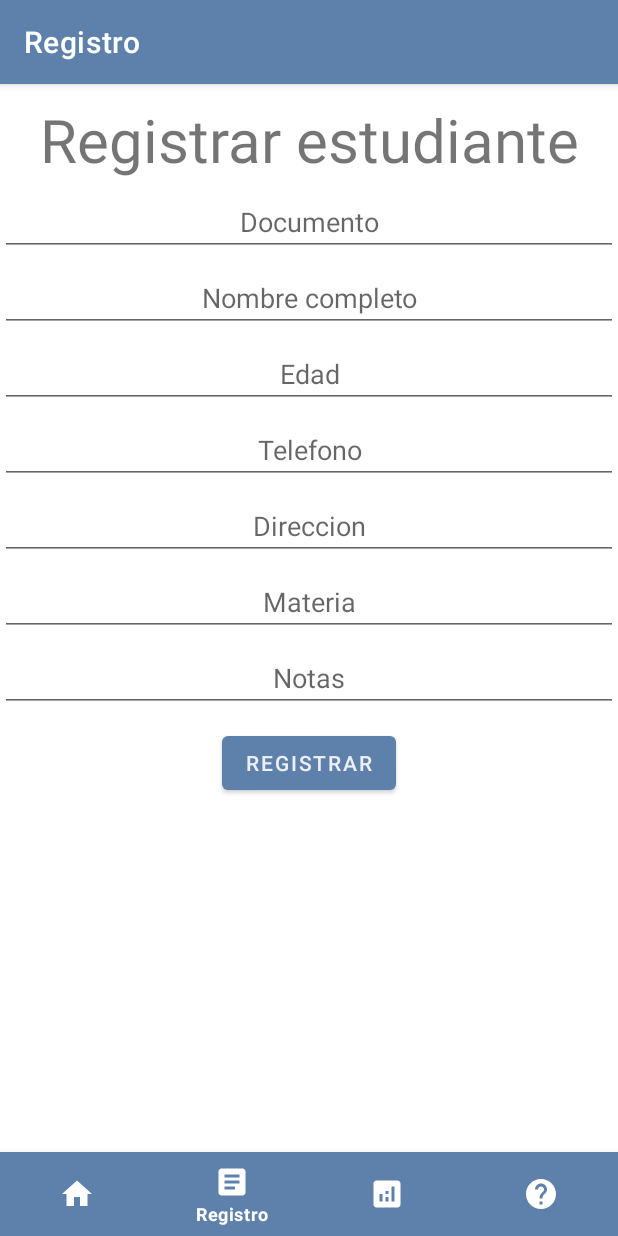
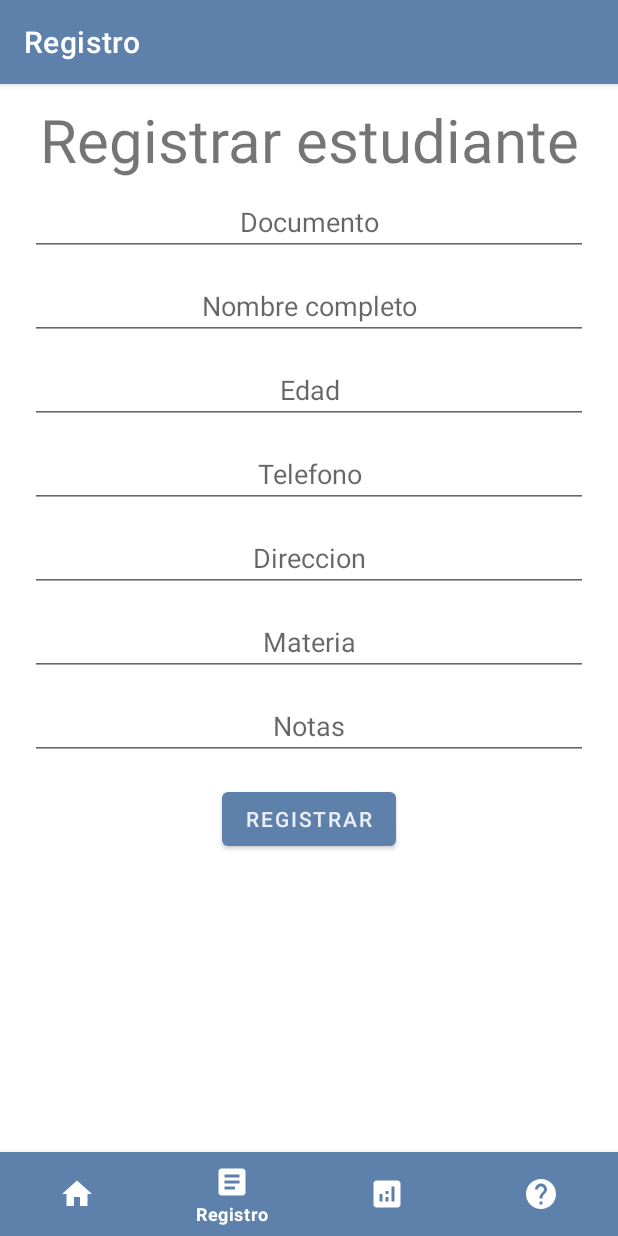
Before and after one commit to briancastro-bc/android-project, an Android app: the screen it shows after launch (MainActivity), item 2 of the bottom bar chosen, on a phone screen of 412 x 824 dp. Run offline under Robolectric (Android 15) with nearby library versions, the phone set to English and light mode, and no system bars.

```diff
--- a/app/src/main/java/com/bc/notes_application/interfaces/StudentInterface.kt
+++ b/app/src/main/java/com/bc/notes_application/interfaces/StudentInterface.kt
@@ -6,6 +6,6 @@ data class Student (
     var age: Int? = null,
     var phoneNumber: String,
     var address: String,
-    var subject: String,
+    var subjects: List<String>,
     var grades: List<String>
 )
--- a/app/src/main/java/com/bc/notes_application/services/SchoolService.kt
+++ b/app/src/main/java/com/bc/notes_application/services/SchoolService.kt
@@ -7,6 +7,10 @@ class SchoolService {
         private var students: MutableList<Student> = mutableListOf<Student>()
 
         fun getAll(): MutableList<Student> = this.students;
+
+        fun getOne(identification: String?): Student? {
+            return students.find { student ->  student.identification == identification }
+        }
 
         fun addOne(student: Student) {
             this.students.add(student)
--- a/app/src/main/res/layout/fragment_register.xml
+++ b/app/src/main/res/layout/fragment_register.xml
@@ -21,7 +21,8 @@
         android:layout_width="match_parent"
         android:layout_height="wrap_content"
         android:textAlignment="center"
-        android:layout_marginTop="5dp"
+        android:layout_marginVertical="5dp"
+        android:layout_marginHorizontal="20dp"
         android:hint="Documento"/>
 
     <EditText
@@ -29,7 +30,8 @@
         android:layout_width="match_parent"
         android:layout_height="wrap_content"
         android:textAlignment="center"
-        android:layout_marginTop="5dp"
+        android:layout_marginVertical="5dp"
+        android:layout_marginHorizontal="20dp"
         android:hint="Nombre completo"/>
 
     <EditText
@@ -37,7 +39,8 @@
         android:layout_width="match_parent"
         android:layout_height="wrap_content"
         android:textAlignment="center"
-        android:layout_marginTop="5dp"
+        android:layout_marginVertical="5dp"
+        android:layout_marginHorizontal="20dp"
         android:hint="Edad"/>
 
     <EditText
@@ -45,7 +48,8 @@
         android:layout_width="match_parent"
         android:layout_height="wrap_content"
         android:textAlignment="center"
-        android:layout_marginTop="5dp"
+        android:layout_marginVertical="5dp"
+        android:layout_marginHorizontal="20dp"
         android:hint="Telefono"/>
 
     <EditText
@@ -53,15 +57,17 @@
         android:layout_width="match_parent"
         android:layout_height="wrap_content"
         android:textAlignment="center"
-        android:layout_marginTop="5dp"
+        android:layout_marginVertical="5dp"
+        android:layout_marginHorizontal="20dp"
         android:hint="Direccion"/>
 
     <EditText
-        android:id="@+id/input_subject"
+        android:id="@+id/input_subjects"
         android:layout_width="match_parent"
         android:layout_height="wrap_content"
         android:textAlignment="center"
-        android:layout_marginTop="5dp"
+        android:layout_marginVertical="5dp"
+        android:layout_marginHorizontal="20dp"
         android:hint="Materia"/>
 
     <EditText
@@ -69,7 +75,8 @@
         android:layout_width="match_parent"
         android:layout_height="wrap_content"
         android:textAlignment="center"
-        android:layout_marginTop="5dp"
+        android:layout_marginVertical="5dp"
+        android:layout_marginHorizontal="20dp"
         android:hint="Notas"/>
 
     <Button
```
Also changed, not shown: app/src/main/AndroidManifest.xml (+6 -3 lines), app/src/main/java/com/bc/notes_application/activities/DetailActivity.kt (added, +41 -0 lines), app/src/main/java/com/bc/notes_application/fragments/RegisterFragment.kt (+23 -5 lines), app/src/main/res/layout/activity_detail.xml (added, +18 -0 lines).
